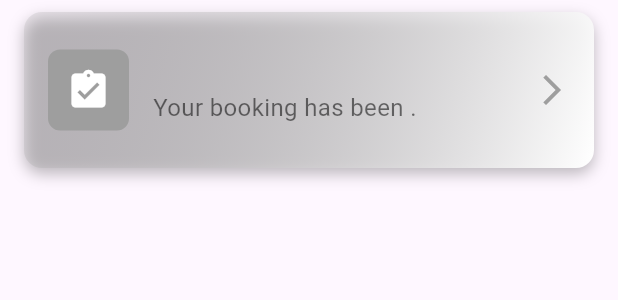
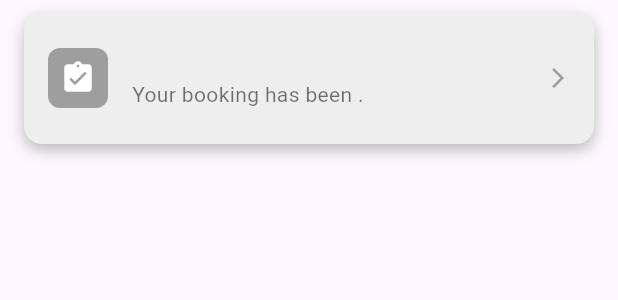
Before and after one commit to JohnLloydDev/AJ-Autofix-App, a Flutter app: the NotificationCard widget shown alone on an empty page, opened directly with empty values, on a phone screen of 412 x 824 dp. Shown: the top 300 px of the screen. Run offline on Flutter 3.47's test engine with Material 3 defaults, Android fonts, the light colour scheme and no system bars; our stand-ins replace bloc, equatable, flutter_bloc, flutter_rating_bar, flutter_secure_storage, flutter_spinkit and 10 more; missing offline and left inert: onesignal_flutter; accounts and stored records are empty; network calls fail.

Commit message:
remove gradient in notification

```diff
--- a/lib/screens/notification_screen.dart
+++ b/lib/screens/notification_screen.dart
@@ -133,14 +133,7 @@ class NotificationCard extends StatelessWidget {
     return Container(
       margin: const EdgeInsets.symmetric(vertical: 8.0, horizontal: 16.0),
       decoration: BoxDecoration(
-        gradient: LinearGradient(
-          colors: [
-            statusColor.withOpacity(0.2),
-            Colors.white,
-          ],
-          begin: Alignment.topLeft,
-          end: Alignment.bottomRight,
-        ),
+        color: Colors.grey[200], // Changed to light gray color
         borderRadius: BorderRadius.circular(12.0),
         boxShadow: const [
           BoxShadow(
@@ -151,13 +144,13 @@ class NotificationCard extends StatelessWidget {
         ],
       ),
       child: ListTile(
-        contentPadding: const EdgeInsets.all(16.0),
+        contentPadding: const EdgeInsets.symmetric(vertical: 8.0, horizontal: 16.0), // Reduced height
         leading: Container(
           decoration: BoxDecoration(
             color: statusColor,
             borderRadius: BorderRadius.circular(8.0),
           ),
-          padding: const EdgeInsets.all(12.0),
+          padding: const EdgeInsets.all(8.0), // Reduced icon padding
           child: Icon(
             status == 'Approved'
                 ? Icons.check_circle
@@ -165,26 +158,27 @@ class NotificationCard extends StatelessWidget {
                     ? Icons.cancel
                     : Icons.assignment_turned_in,
             color: Colors.white,
-            size: 30.0,
+            size: 24.0, // Adjusted icon size
           ),
         ),
         title: Text(
           title,
           style: const TextStyle(
-            fontSize: 18.0,
+            fontSize: 16.0, // Reduced font size
             fontWeight: FontWeight.bold,
           ),
         ),
         subtitle: Text(
           'Your booking has been ${status.toLowerCase()}.',
           style: const TextStyle(
-            fontSize: 16.0,
+            fontSize: 14.0, // Reduced subtitle size
             color: Colors.black54,
           ),
         ),
         trailing: const Icon(
           Icons.arrow_forward_ios,
           color: Colors.grey,
+          size: 16.0, // Reduced arrow icon size
         ),
         onTap: () {
           Navigator.push(
```
